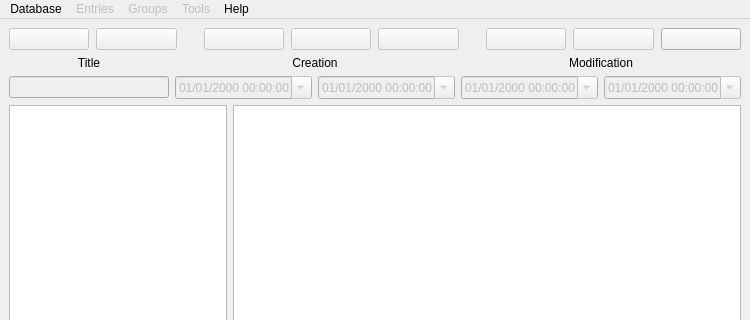
AdrianoGoede/LockBox, file src/ui/MainWindow.ui: the form before one commit; both pictures show x 0 to 750 and y 0 to 320 of the 750 by 500 pixel window.
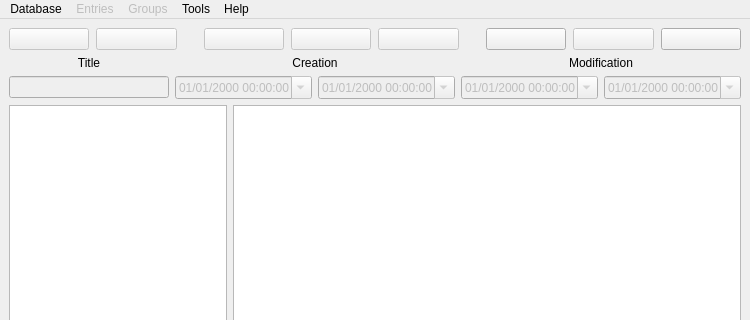
The form after the commit. Icons and pictures are not drawn.

What changed in the file:
```diff
--- a/src/ui/MainWindow.ui
+++ b/src/ui/MainWindow.ui
@@ -143,9 +143,6 @@
       </item>
       <item>
        <widget class="QPushButton" name="pbPasswordGenerator">
-        <property name="enabled">
-         <bool>false</bool>
-        </property>
         <property name="text">
          <string/>
         </property>
@@ -374,9 +371,6 @@
     <addaction name="actionGroupsDelete"/>
    </widget>
    <widget class="QMenu" name="menuTools">
-    <property name="enabled">
-     <bool>false</bool>
-    </property>
     <property name="title">
      <string>Tools</string>
     </property>
```
